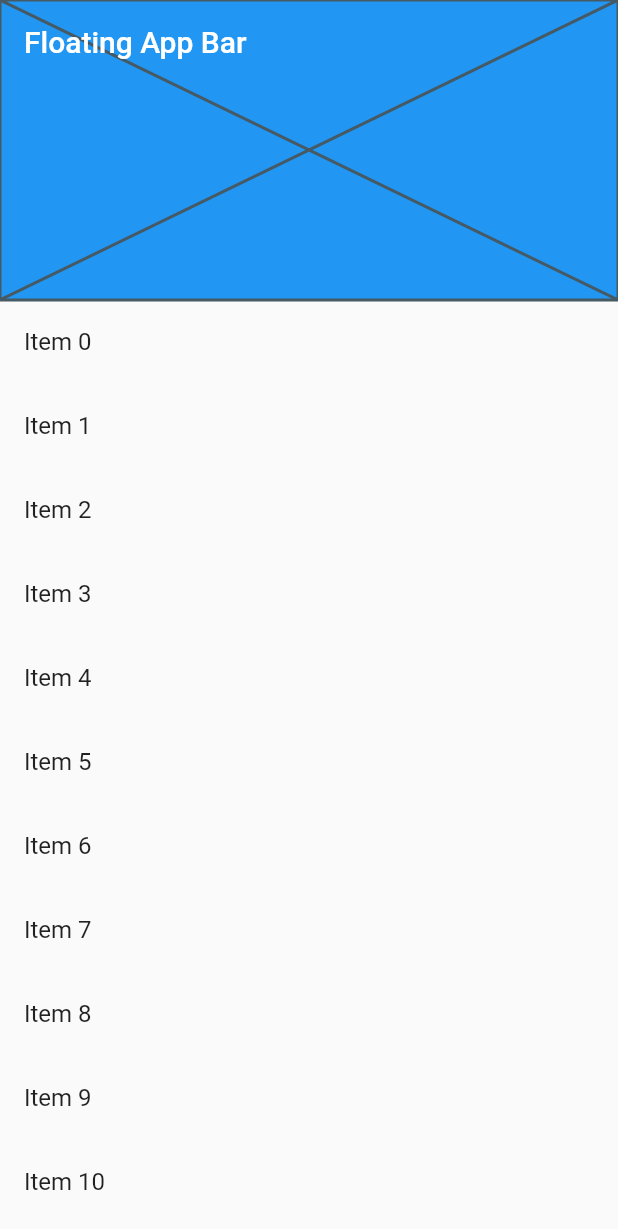
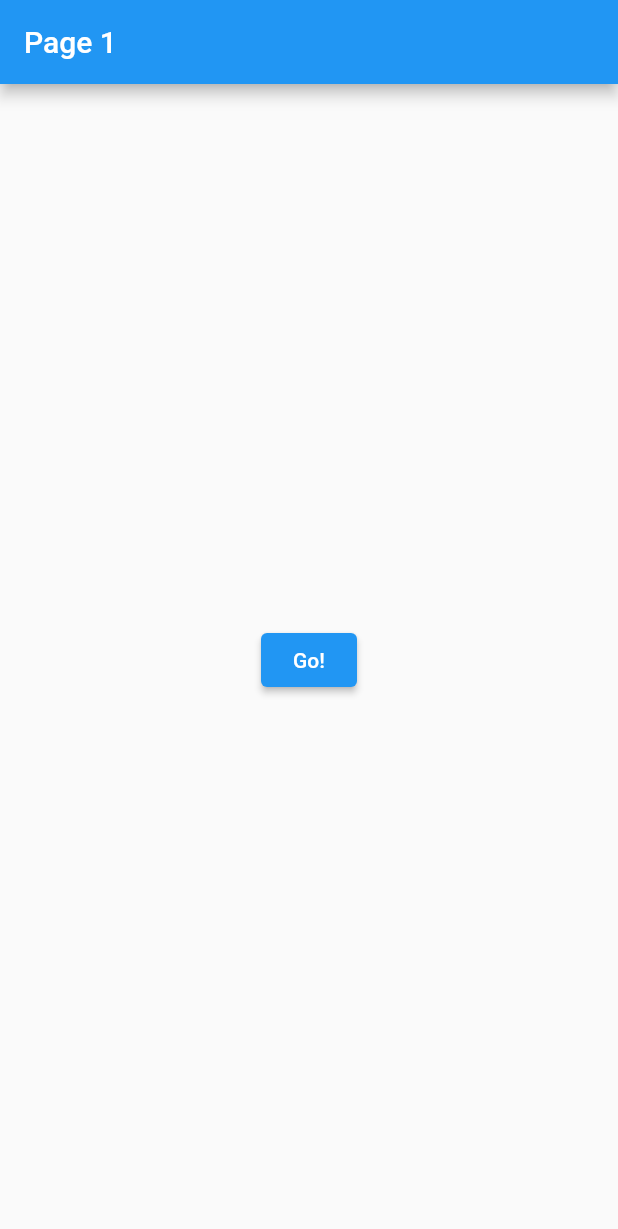
Before and after one commit to jhonsmall/flutter_layout, a Flutter app: the screen it shows after launch, on a phone screen of 412 x 824 dp. Shown: the top 1229 px of the screen. Run offline on Flutter 3.47's test engine with Material 2 defaults, Android fonts, the phone set to English and light mode, and no system bars.

```diff
--- /dev/null
+++ b/lib/Page1.dart
@@ -0,0 +1,39 @@
+import 'package:flutter/material.dart';
+import 'package:flutter_layout/Page2.dart';
+
+class Page1 extends StatelessWidget {
+  const Page1({Key? key}) : super(key: key);
+
+  @override
+  Widget build(BuildContext context) {
+    return Scaffold(
+      appBar: AppBar(
+        title: Text('Page 1'),
+      ),
+      body: Center(
+        child: ElevatedButton(
+          onPressed: () => Navigator.of(context).push(_createRoute()),
+          child: Text('Go!'),
+        ),
+      ),
+    );
+  }
+
+  Route _createRoute() {
+    return PageRouteBuilder(
+      pageBuilder: (context, animation, secondaryAnimation) => Page2(),
+      transitionsBuilder: (context, animation, secondaryAnimation, child) {
+        var begin = Offset(0.0, 3.0);
+        var end = Offset.zero;
+        var curve = Curves.ease;
+        final tween =
+            Tween(begin: begin, end: end).chain(CurveTween(curve: curve));
+        final curveAnimation = CurvedAnimation(parent: animation, curve: curve);
+        return SlideTransition(
+          position: tween.animate(curveAnimation),
+          child: child,
+        );
+      },
+    );
+  }
+}
--- a/lib/main.dart
+++ b/lib/main.dart
@@ -1,38 +1,9 @@
 import 'package:flutter/material.dart';
+import 'package:flutter_layout/Page1.dart';
 
 void main() {
-  runApp(MyApp());
+  runApp(MaterialApp(
+    title: 'Flutter layout',
+    home: Page1(),
+  ));
 }
-
-class MyApp extends StatelessWidget {
-  const MyApp({Key? key}) : super(key: key);
-
-  @override
-  Widget build(BuildContext context) {
-    const title = 'Floating App Bar';
-    return MaterialApp(
-      title: title,
-      home: Scaffold(
-        body: CustomScrollView(
-          slivers: <Widget>[
-            SliverAppBar(
-              title: Text(title),
-              floating: true,
-              flexibleSpace: Placeholder(),
-              expandedHeight: 200.0,
-            ),
-            // Show other sliver stuff
-            SliverList(
-              delegate: SliverChildBuilderDelegate(
-                (context, index) => ListTile(
-                  title: Text('Item $index'),
-                ),
-                childCount: 1000,
-              ),
-            ),
-          ],
-        ),
-      ),
-    );
-  }
-}
```
Also changed, not shown: lib/Page2.dart (added, +17 -0 lines).
